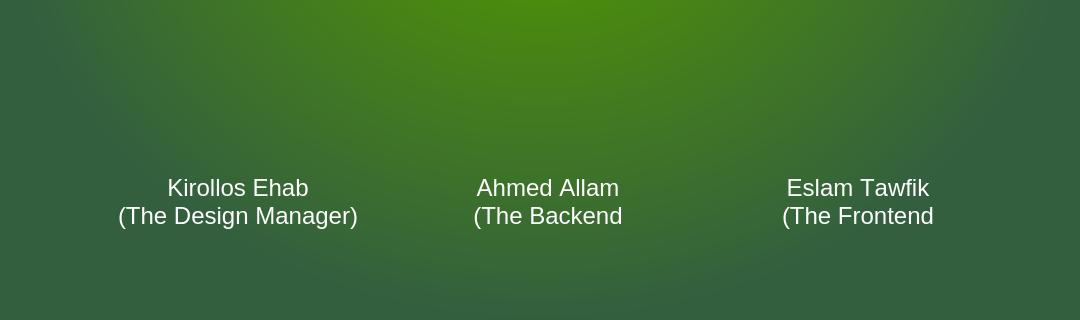
The window that homepage.ui (ahmed-alllam/GTA-VI) describes before a commit, drawn with Qt 5; both pictures show x 0 to 1080 and y 580 to 900 of the 1080 by 900 pixel window.
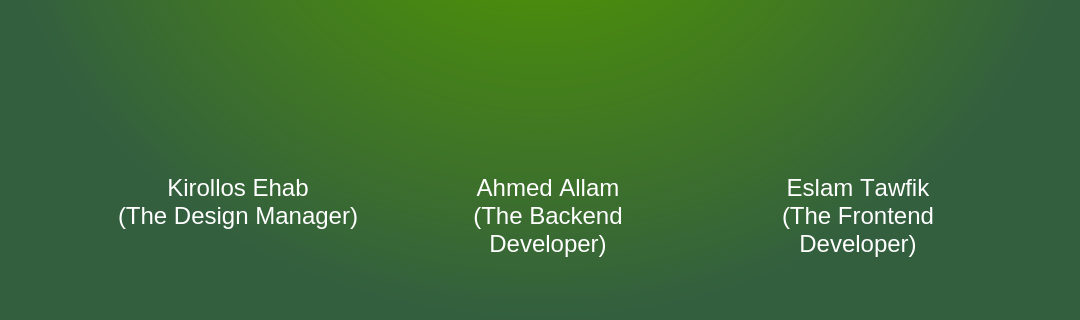
The same window after the commit.

Diff of the .ui file:
```diff
--- a/homepage.ui
+++ b/homepage.ui
@@ -171,7 +171,7 @@
       <x>110</x>
       <y>750</y>
       <width>256</width>
-      <height>61</height>
+      <height>111</height>
      </rect>
     </property>
     <property name="font">
@@ -205,9 +205,9 @@
 &lt;html&gt;&lt;head&gt;&lt;meta name=&quot;qrichtext&quot; content=&quot;1&quot; /&gt;&lt;meta charset=&quot;utf-8&quot; /&gt;&lt;style type=&quot;text/css&quot;&gt;
 p, li { white-space: pre-wrap; }
 hr { height: 1px; border-width: 0; }
-&lt;/style&gt;&lt;/head&gt;&lt;body style=&quot; font-family:'.AppleSystemUIFont'; font-size:7pt; font-weight:400; font-style:normal;&quot;&gt;
-&lt;p align=&quot;center&quot; style=&quot; margin-top:0px; margin-bottom:0px; margin-left:0px; margin-right:0px; -qt-block-indent:0; text-indent:0px;&quot;&gt;&lt;span style=&quot; font-size:18pt;&quot;&gt;Kirollos Ehab&lt;/span&gt;&lt;/p&gt;
-&lt;p align=&quot;center&quot; style=&quot; margin-top:0px; margin-bottom:0px; margin-left:0px; margin-right:0px; -qt-block-indent:0; text-indent:0px;&quot;&gt;&lt;span style=&quot; font-size:18pt;&quot;&gt;(The Design Manager)&lt;/span&gt;&lt;/p&gt;&lt;/body&gt;&lt;/html&gt;</string>
+&lt;/style&gt;&lt;/head&gt;&lt;body style=&quot; font-family:'Segoe UI'; font-size:7pt; font-weight:400; font-style:normal;&quot;&gt;
+&lt;p align=&quot;center&quot; style=&quot; margin-top:0px; margin-bottom:0px; margin-left:0px; margin-right:0px; -qt-block-indent:0; text-indent:0px;&quot;&gt;&lt;span style=&quot; font-family:'.AppleSystemUIFont'; font-size:18pt;&quot;&gt;Kirollos Ehab&lt;/span&gt;&lt;/p&gt;
+&lt;p align=&quot;center&quot; style=&quot; margin-top:0px; margin-bottom:0px; margin-left:0px; margin-right:0px; -qt-block-indent:0; text-indent:0px;&quot;&gt;&lt;span style=&quot; font-family:'.AppleSystemUIFont'; font-size:18pt;&quot;&gt;(The Design Manager)&lt;/span&gt;&lt;/p&gt;&lt;/body&gt;&lt;/html&gt;</string>
     </property>
    </widget>
    <widget class="QGraphicsView" name="graphicsView_2">
@@ -242,7 +242,7 @@
       <x>420</x>
       <y>750</y>
       <width>256</width>
-      <height>61</height>
+      <height>111</height>
      </rect>
     </property>
     <property name="font">
@@ -276,9 +276,9 @@
 &lt;html&gt;&lt;head&gt;&lt;meta name=&quot;qrichtext&quot; content=&quot;1&quot; /&gt;&lt;meta charset=&quot;utf-8&quot; /&gt;&lt;style type=&quot;text/css&quot;&gt;
 p, li { white-space: pre-wrap; }
 hr { height: 1px; border-width: 0; }
-&lt;/style&gt;&lt;/head&gt;&lt;body style=&quot; font-family:'.AppleSystemUIFont'; font-size:7pt; font-weight:400; font-style:normal;&quot;&gt;
-&lt;p align=&quot;center&quot; style=&quot; margin-top:0px; margin-bottom:0px; margin-left:0px; margin-right:0px; -qt-block-indent:0; text-indent:0px;&quot;&gt;&lt;span style=&quot; font-size:18pt;&quot;&gt;Ahmed Allam&lt;/span&gt;&lt;/p&gt;
-&lt;p align=&quot;center&quot; style=&quot; margin-top:0px; margin-bottom:0px; margin-left:0px; margin-right:0px; -qt-block-indent:0; text-indent:0px;&quot;&gt;&lt;span style=&quot; font-size:18pt;&quot;&gt;(The Backend Developer)&lt;/span&gt;&lt;/p&gt;&lt;/body&gt;&lt;/html&gt;</string>
+&lt;/style&gt;&lt;/head&gt;&lt;body style=&quot; font-family:'Segoe UI'; font-size:7pt; font-weight:400; font-style:normal;&quot;&gt;
+&lt;p align=&quot;center&quot; style=&quot; margin-top:0px; margin-bottom:0px; margin-left:0px; margin-right:0px; -qt-block-indent:0; text-indent:0px;&quot;&gt;&lt;span style=&quot; font-family:'.AppleSystemUIFont'; font-size:18pt;&quot;&gt;Ahmed Allam&lt;/span&gt;&lt;/p&gt;
+&lt;p align=&quot;center&quot; style=&quot; margin-top:0px; margin-bottom:0px; margin-left:0px; margin-right:0px; -qt-block-indent:0; text-indent:0px;&quot;&gt;&lt;span style=&quot; font-family:'.AppleSystemUIFont'; font-size:18pt;&quot;&gt;(The Backend Developer)&lt;/span&gt;&lt;/p&gt;&lt;/body&gt;&lt;/html&gt;</string>
     </property>
    </widget>
    <widget class="QGraphicsView" name="graphicsView_3">
@@ -310,7 +310,7 @@
       <x>730</x>
       <y>750</y>
       <width>256</width>
-      <height>61</height>
+      <height>111</height>
      </rect>
     </property>
     <property name="font">
@@ -342,9 +342,9 @@
 &lt;html&gt;&lt;head&gt;&lt;meta name=&quot;qrichtext&quot; content=&quot;1&quot; /&gt;&lt;meta charset=&quot;utf-8&quot; /&gt;&lt;style type=&quot;text/css&quot;&gt;
 p, li { white-space: pre-wrap; }
 hr { height: 1px; border-width: 0; }
-&lt;/style&gt;&lt;/head&gt;&lt;body style=&quot; font-family:'.AppleSystemUIFont'; font-size:7pt; font-weight:400; font-style:normal;&quot;&gt;
-&lt;p align=&quot;center&quot; style=&quot; margin-top:0px; margin-bottom:0px; margin-left:0px; margin-right:0px; -qt-block-indent:0; text-indent:0px;&quot;&gt;&lt;span style=&quot; font-size:18pt;&quot;&gt;Eslam Tawfik&lt;/span&gt;&lt;/p&gt;
-&lt;p align=&quot;center&quot; style=&quot; margin-top:0px; margin-bottom:0px; margin-left:0px; margin-right:0px; -qt-block-indent:0; text-indent:0px;&quot;&gt;&lt;span style=&quot; font-size:18pt;&quot;&gt;(The Frontend Developer)&lt;/span&gt;&lt;/p&gt;&lt;/body&gt;&lt;/html&gt;</string>
+&lt;/style&gt;&lt;/head&gt;&lt;body style=&quot; font-family:'Segoe UI'; font-size:7pt; font-weight:400; font-style:normal;&quot;&gt;
+&lt;p align=&quot;center&quot; style=&quot; margin-top:0px; margin-bottom:0px; margin-left:0px; margin-right:0px; -qt-block-indent:0; text-indent:0px;&quot;&gt;&lt;span style=&quot; font-family:'.AppleSystemUIFont'; font-size:18pt;&quot;&gt;Eslam Tawfik&lt;/span&gt;&lt;/p&gt;
+&lt;p align=&quot;center&quot; style=&quot; margin-top:0px; margin-bottom:0px; margin-left:0px; margin-right:0px; -qt-block-indent:0; text-indent:0px;&quot;&gt;&lt;span style=&quot; font-family:'.AppleSystemUIFont'; font-size:18pt;&quot;&gt;(The Frontend Developer)&lt;/span&gt;&lt;/p&gt;&lt;/body&gt;&lt;/html&gt;</string>
     </property>
    </widget>
    <widget class="QLabel" name="label_3">
```
